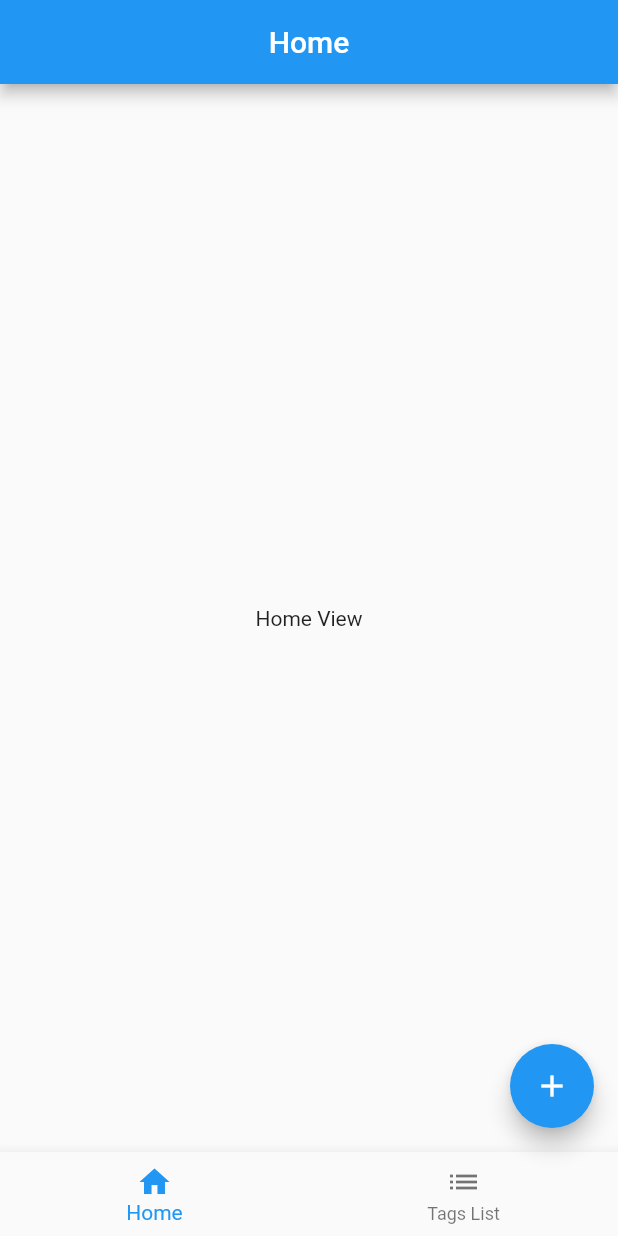
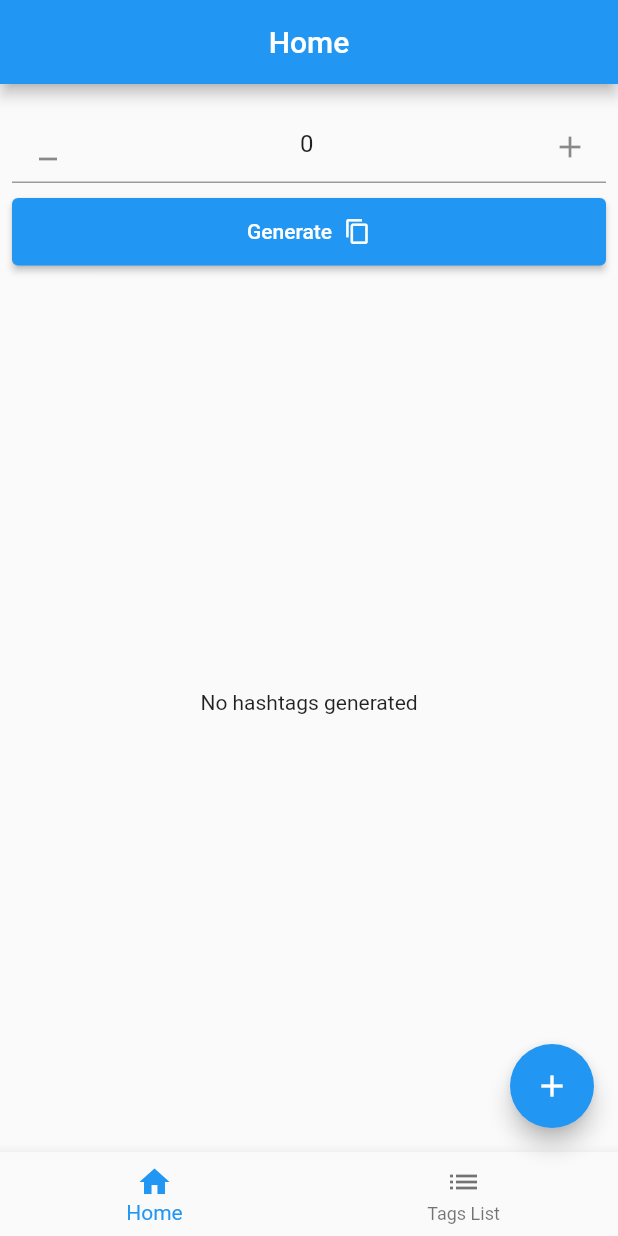
Before and after one commit to Raruto123/deuxieme-app-tuto, a Flutter app: the screen it shows after launch, on a phone screen of 412 x 824 dp. Run offline on Flutter 3.47's test engine with Material 2 defaults, Android fonts, the phone set to English and light mode, and no system bars; our stand-ins replace bloc, equatable, flutter_bloc.

Commit message:
la liste des hashtag générés est automatiquement copier dans le presse-papier

```diff
--- /dev/null
+++ b/lib/components/number_text_form_field_component.dart
@@ -0,0 +1,80 @@
+import 'package:deuxieme_app_tuto/services/generate_hashtag/generate_hashtag_bloc.dart';
+import 'package:flutter/material.dart';
+import 'package:flutter_bloc/flutter_bloc.dart';
+
+class NumberTextFormFieldComponent extends StatefulWidget {
+  const NumberTextFormFieldComponent({super.key});
+
+  @override
+  State<NumberTextFormFieldComponent> createState() => _NumberTextFormFieldComponentState();
+}
+
+class _NumberTextFormFieldComponentState extends State<NumberTextFormFieldComponent> {
+
+  int _number = 0;
+
+  late final TextEditingController _numberController =
+  TextEditingController(
+      text: "0"
+  );
+
+  @override
+  void dispose() {
+    // TODO: implement dispose
+    super.dispose();
+    _numberController.dispose();
+  }
+
+  @override
+  Widget build(BuildContext context) {
+    return BlocListener<GenerateHashtagBloc, GenerateHashtagState>(
+  listener: (context, state) {
+    // TODO: implement listener
+    if (state is GenerateHashtagInitialState) {
+      _numberController.text =(
+        //et tu utilises context.read<nom du bloc>() pour importer le bloc
+          context.read<GenerateHashtagBloc>().state as
+          GenerateHashtagInitialState).number.toString().toString();
+    }
+    //pour transformer le 0 de hintText en vrai nombre
+  },
+  child: TextFormField(
+      controller: _numberController,
+      keyboardType: TextInputType.number,
+      textAlign: TextAlign.center,
+      decoration: InputDecoration(
+          hintText: "0",
+          prefixIcon: IconButton(
+              onPressed: () {
+                if (_number == 0) {
+                  return;
+                }
+                setState(() {
+                  _number--;
+                });
+                //pour tenir compte du changement qui s'opère si number baisse
+                context.read<GenerateHashtagBloc>()
+                    .add(OnChangeNumberHashtagEvent(_number));
+
+                _numberController.text = "$_number";
+              },
+              icon: Icon(Icons.minimize)
+          ),
+          suffixIcon: IconButton(
+              onPressed: () {
+                setState(() {
+                  _number++;
+                });
+                //pour tenir compte du changement qui s'opère si number augmente
+                context.read<GenerateHashtagBloc>()
+                    .add(OnChangeNumberHashtagEvent(_number));
+
+                _numberController.text = "$_number";
+              },
+              icon: Icon(Icons.add)
+          )
+      ),
+    ),
+);
+  }
+}
--- a/lib/main.dart
+++ b/lib/main.dart
@@ -2,12 +2,25 @@ import 'package:deuxieme_app_tuto/repositories/hashtag_repository.dart';
 import 'package:deuxieme_app_tuto/screens/home_screen.dart';
 import 'package:deuxieme_app_tuto/screens/views/list_hashtags_view.dart';
 import 'package:deuxieme_app_tuto/services/add_hashtag/add_hashtag_bloc.dart';
+import 'package:deuxieme_app_tuto/services/generate_hashtag/generate_hashtag_bloc.dart';
 import 'package:deuxieme_app_tuto/services/list_hashtag/list_hashtag_bloc.dart';
 import 'package:deuxieme_app_tuto/services/remove_hashtag/remove_hashtag_bloc.dart';
 import 'package:flutter/material.dart';
 import 'package:flutter_bloc/flutter_bloc.dart';
 
 final List<Map<String, dynamic>> listHashtags = [
+  {
+    "name": "yesjj"
+  },
+  {
+    "name": "yesjj"
+  },
+  {
+    "name": "yesjj"
+  },
+  {
+    "name": "yesjj"
+  },
   {
     "name": "yesjj"
   }
@@ -44,6 +57,13 @@ class App extends StatelessWidget {
             create: (context) => RemoveHashtagBloc(
                 hashtagRepository
             ),
+        ),
+        BlocProvider<GenerateHashtagBloc>(
+            create: (context) => GenerateHashtagBloc(
+              hashtagRepository
+            )..add(OnChangeNumberHashtagEvent(0)),
+          //c'est la valeur qu'on décide d'initialiser au lancement de l'application
+          //si je mets 10 ça va être 10 par défaut
         )
       ],
       child: const MaterialApp(
--- a/lib/repositories/hashtag_repository.dart
+++ b/lib/repositories/hashtag_repository.dart
@@ -1,13 +1,16 @@
 //pour centraliser la gestion des données à un seul et même endroit
 import 'dart:async';
+import 'dart:math';
 
 import 'package:deuxieme_app_tuto/models/hashtag_model.dart';
 
 class HashtagRepository {
   final List<Map<String, dynamic>> listHashtagsss;
+  int numberHashtags;
 
   HashtagRepository({
-    required this.listHashtagsss
+    required this.listHashtagsss,
+    this.numberHashtags = 0
 }) {
     //converti listHashtagsss en list de hashtagModel
     List<HashtagModel> hashtags = listHashtagsss.map(
@@ -19,6 +22,9 @@ class HashtagRepository {
   }
 
   final StreamController<List<HashtagModel>> _hashtagController = StreamController<List<HashtagModel>>();
+
+  int get number => numberHashtags;
+  set number (int value) => numberHashtags = value;
 
 
   Stream<List<HashtagModel>> get hashtags => _hashtagController.stream;
@@ -47,4 +53,20 @@ Future<void> removeHashtag(HashtagModel hashtagModel) async {
     _hashtagController.add(hashtags);
 
 }
+
+Future<List<HashtagModel>> generate() async {
+    listHashtagsss.shuffle();
+
+    // Assurez-vous que numberHashtags est inférieur ou égal à la longueur de listHashtagsss.
+    if (numberHashtags > listHashtagsss.length) {
+      numberHashtags = listHashtagsss.length;
+    }
+
+    List<HashtagModel> hashtags = listHashtagsss.sublist(0, numberHashtags).map(
+            (e) => HashtagModel(
+            name: e["name"])).toList();
+
+    return hashtags;
 }
+
+}
--- a/lib/screens/views/home_view.dart
+++ b/lib/screens/views/home_view.dart
@@ -1,13 +1,118 @@
+import 'package:deuxieme_app_tuto/components/number_text_form_field_component.dart';
+import 'package:deuxieme_app_tuto/models/hashtag_model.dart';
+import 'package:deuxieme_app_tuto/services/generate_hashtag/generate_hashtag_bloc.dart';
 import 'package:flutter/material.dart';
+import 'package:flutter/services.dart';
+import 'package:flutter_bloc/flutter_bloc.dart';
 
 
 class HomeView extends StatelessWidget {
   const HomeView({super.key});
 
+  Future<void> _copyToClipboard(
+      BuildContext context,
+      GenerateHashtagSuccessState state,
+      List<HashtagModel> hashtags
+      ) async {
+    final String listHashtags =
+    state.hashtags.map((e) => "#${e.name}").join(" ");
+
+    //permettre le fait de copier ce qu'on génère
+    await Clipboard.setData(ClipboardData(text: listHashtags));
+
+    ScaffoldMessenger.of(context).showSnackBar(const SnackBar(
+        content: Text("Hashtags copied to clipboard")
+    )
+    );
+  }
+
   @override
   Widget build(BuildContext context) {
-    return const Center(
-      child: Text("Home View"),
+    return Padding(
+      padding: const EdgeInsets.all(8.0),
+      child: Column(
+        children: [
+          const Padding(
+            padding: EdgeInsets.symmetric(vertical: 10.0),
+            child:  NumberTextFormFieldComponent(),
+          ),
+          SizedBox(
+            height: 45,
+            child: ElevatedButton(
+                onPressed: () {
+                  context.read<GenerateHashtagBloc>().add(
+                      OnGenerateHashtagsEvent());
+                },
+                child: const Row(
+                  mainAxisAlignment: MainAxisAlignment.center,
+                  children: [
+                    Padding(
+                      padding: EdgeInsets.only(right: 8.0),
+                      child: Text("Generate"),
+                    ),
+                    Icon(
+                        Icons.copy,
+                        size: 18
+                    )
+                  ],
+                )),
+          ),
+          Expanded(
+            child: BlocConsumer<GenerateHashtagBloc, GenerateHashtagState>(
+              listener: (context, state) async{
+                // TODO: implement listener
+                if (state is GenerateHashtagSuccessState) {
+                  _copyToClipboard(context, state, state.hashtags);
+                  // final String listHashtags = state.hashtags.map((e) => "#${e.name}").join(" ");
+                  //
+                  // //permettre le fait de copier ce qu'on génère
+                  // await Clipboard.setData(ClipboardData(text: listHashtags));
+                  //
+                  // ScaffoldMessenger.of(context).showSnackBar(const SnackBar(
+                  //     content: Text("Hashtags copied to clipboard")
+                  // )
+                  // );
+                }
+              },
+              builder: (context, state) {
+                return BlocBuilder<GenerateHashtagBloc, GenerateHashtagState>(
+                  builder: (context, state) {
+                    if (state is GenerateHashtagSuccessState) {
+                      return ListView.builder(
+                          itemCount: state.hashtags.length,
+                          itemBuilder: (context, index) {
+                            return Dismissible(
+                                key: Key("$index-${DateTime.now().millisecondsSinceEpoch}"),
+                                background: const ColoredBox(
+                                  color: Colors.red,
+                                ),
+                                onDismissed: (direction) {
+                                  state.hashtags.removeAt(index);
+
+                                  _copyToClipboard(context, state, state.hashtags);
+                                },
+                                child: Card(
+                                  child: ListTile(
+                                    title: Text(state.hashtags[index].name),
+                                  ),
+                                )
+                            );
+                          }
+                      );
+                    }
+                    return Container(
+                      height: 50.0,
+                      child: const Center(child: Text("No hashtags generated")),
+                    )
+                    ;
+                    return Container();
+                  },
+                );
+              },
+            ),
+          ),
+        ],
+      ),
     );
   }
 }
--- /dev/null
+++ b/lib/services/generate_hashtag/generate_hashtag_bloc.dart
@@ -0,0 +1,33 @@
+import 'dart:async';
+
+import 'package:bloc/bloc.dart';
+import 'package:deuxieme_app_tuto/models/hashtag_model.dart';
+import 'package:deuxieme_app_tuto/repositories/hashtag_repository.dart';
+import 'package:equatable/equatable.dart';
+
+part 'generate_hashtag_event.dart';
+part 'generate_hashtag_state.dart';
+
+class GenerateHashtagBloc extends Bloc<GenerateHashtagEvent, GenerateHashtagState> {
+
+  final HashtagRepository hashtagRepository;
+
+  GenerateHashtagBloc(
+      this.hashtagRepository
+      ) : super(const GenerateHashtagInitialState(0)) {
+    on<OnChangeNumberHashtagEvent>((event, emit) {
+      // TODO: implement event handler
+      hashtagRepository.number = event.number;
+
+      //lorsque tu mets les blocs ce qui est émi est propagé dans toute l'application
+      //si tu ouvres flutter inspector tu verras que le bloc est haut dans les widgets
+      emit(GenerateHashtagInitialState(event.number));
+    });
+
+    on<OnGenerateHashtagsEvent>((event, emit) async{
+      List<HashtagModel> hashtagModel = await hashtagRepository.generate();
+
+      emit(GenerateHashtagSuccessState(hashtagModel));
+    });
+  }
+}
--- /dev/null
+++ b/lib/services/generate_hashtag/generate_hashtag_event.dart
@@ -0,0 +1,23 @@
+part of 'generate_hashtag_bloc.dart';
+
+abstract class GenerateHashtagEvent extends Equatable {
+  const GenerateHashtagEvent();
+}
+
+//cet évènement va récupérer la valeur dans le controller
+class OnChangeNumberHashtagEvent extends GenerateHashtagEvent{
+  final int number;
+
+  OnChangeNumberHashtagEvent(this.number);
+
+  @override
+  List<Object> get props => [number];
+
+}
+
+class OnGenerateHashtagsEvent extends GenerateHashtagEvent{
+  @override
+  // TODO: implement props
+  List<Object?> get props => throw UnimplementedError();
+
+}
--- /dev/null
+++ b/lib/services/generate_hashtag/generate_hashtag_state.dart
@@ -0,0 +1,29 @@
+part of 'generate_hashtag_bloc.dart';
+
+abstract class GenerateHashtagState extends Equatable {
+  const GenerateHashtagState();
+}
+
+class GenerateHashtagInitialState extends GenerateHashtagState {
+
+  final int number;
+
+  const GenerateHashtagInitialState(this.number);
+  //lorsque tu mets required this.number par exemple lorsque tu iras dans le bloc il
+  //te faudra toujours mettre number : comme  argument en appelant le GenerateHashtagInitialState
+
+  @override
+  List<Object> get props => [];
+}
+
+class GenerateHashtagSuccessState extends GenerateHashtagState {
+
+  final List<HashtagModel> hashtags;
+
+  GenerateHashtagSuccessState(this.hashtags);
+  //lorsque tu mets required this.number par exemple lorsque tu iras dans le bloc il
+  //te faudra toujours mettre number : comme  argument en appelant le GenerateHashtagInitialState
+
+  @override
+  List<Object> get props => [hashtags];
+}
```
